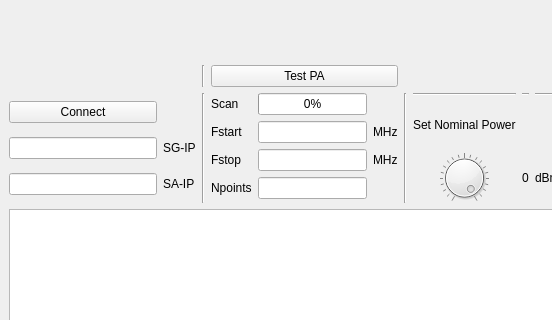
Before: the Qt Designer form Exercises/workshop/solution/pa_app.ui in nt11/python_rf_course, drawn with Qt 5; both pictures show x 0 to 552 and y 89 to 409 of the 715 by 509 pixel window.
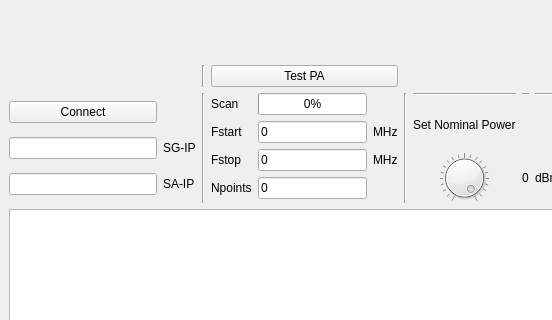
After: the same form once the commit is applied.

Commit message: ui default values

Diff of the .ui file:
```diff
--- a/Exercises/workshop/solution/pa_app.ui
+++ b/Exercises/workshop/solution/pa_app.ui
@@ -73,13 +73,25 @@
            </widget>
           </item>
           <item row="1" column="1">
-           <widget class="QLineEdit" name="lineEdit_3"/>
+           <widget class="QLineEdit" name="lineEdit_3">
+            <property name="text">
+             <string>0</string>
+            </property>
+           </widget>
           </item>
           <item row="2" column="1">
-           <widget class="QLineEdit" name="lineEdit_4"/>
+           <widget class="QLineEdit" name="lineEdit_4">
+            <property name="text">
+             <string>0</string>
+            </property>
+           </widget>
           </item>
           <item row="3" column="1">
-           <widget class="QLineEdit" name="lineEdit_5"/>
+           <widget class="QLineEdit" name="lineEdit_5">
+            <property name="text">
+             <string>0</string>
+            </property>
+           </widget>
           </item>
           <item row="0" column="0">
            <widget class="QLabel" name="label_8">
```
